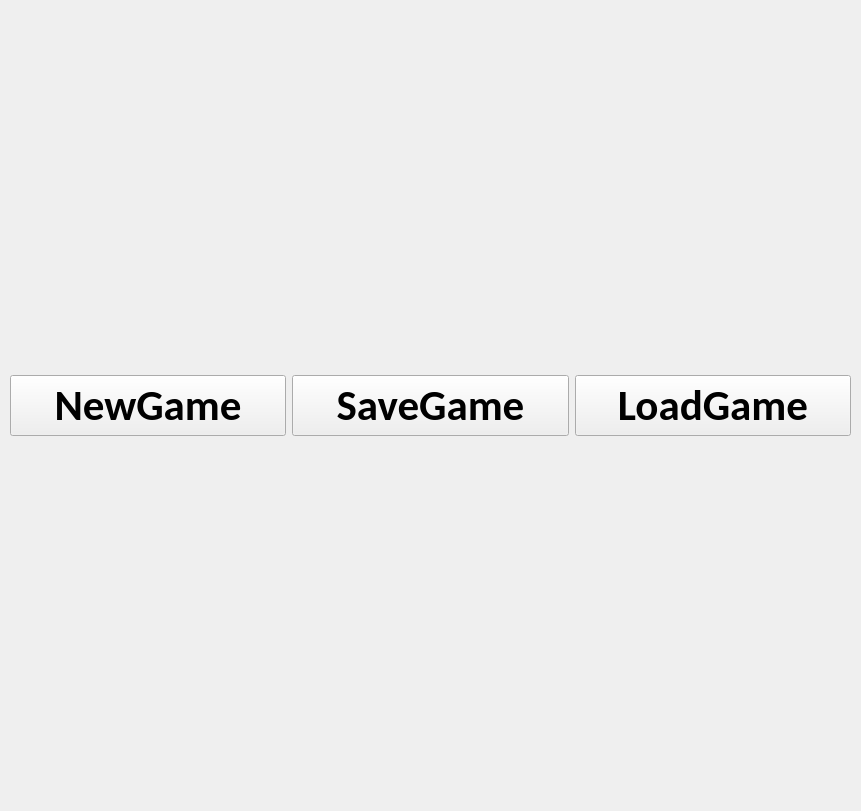
Old version of the form GO/gogameview.ui in the repository fmarkyy98/Qt-GO.
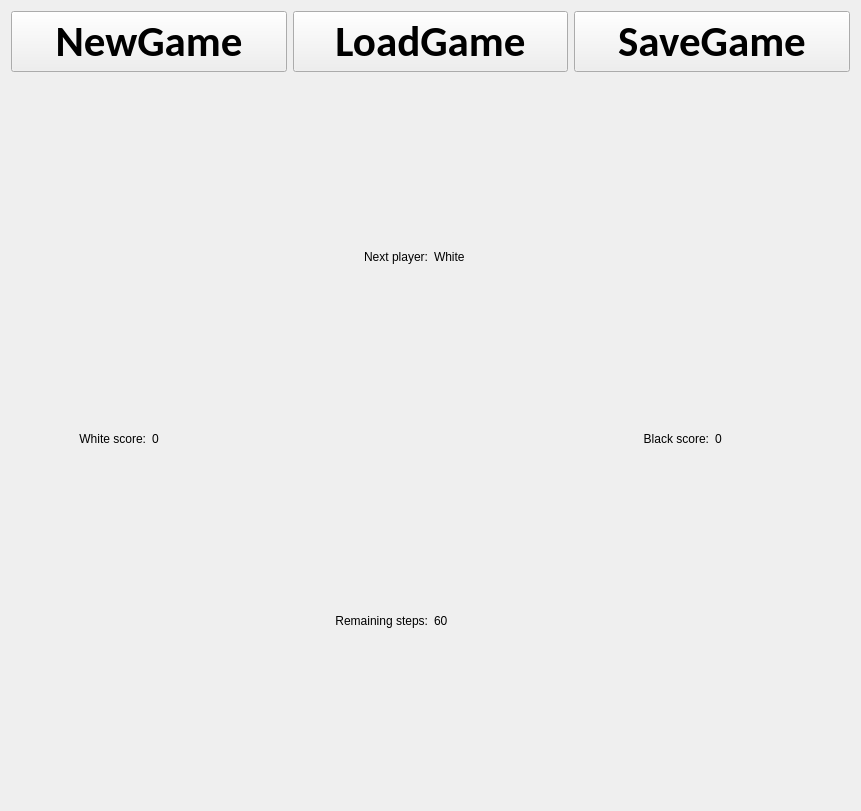
New version of the form.

```diff
--- a/GO/gogameview.ui
+++ b/GO/gogameview.ui
@@ -13,19 +13,69 @@
   <property name="windowTitle">
    <string>GoGameView</string>
   </property>
-  <widget class="QWidget" name="verticalLayoutWidget">
-   <property name="geometry">
-    <rect>
-     <x>10</x>
-     <y>10</y>
-     <width>841</width>
-     <height>791</height>
-    </rect>
-   </property>
-   <layout class="QVBoxLayout" name="main_verticalLayout">
+  <layout class="QVBoxLayout" name="verticalLayout">
+   <item>
+    <layout class="QVBoxLayout" name="main_verticalLayout" stretch="0,0">
+     <item>
+      <layout class="QGridLayout" name="controllsPushButtons_gridLayout">
+       <item row="1" column="2">
+        <layout class="QHBoxLayout" name="horizontalLayout_3">
+         <item>
+          <widget class="QLabel" name="blackScoreText_label">
+           <property name="text">
+            <string>Black score:</string>
+           </property>
+           <property name="alignment">
+            <set>Qt::AlignRight|Qt::AlignTrailing|Qt::AlignVCenter</set>
+           </property>
+          </widget>
+         </item>
     <item>
-     <layout class="QHBoxLayout" name="controllsPushButtons_horizontalLayout">
+          <widget class="QLabel" name="blackScoreValue_label">
+           <property name="text">
+            <string>0</string>
+           </property>
+          </widget>
+         </item>
+        </layout>
+       </item>
+       <item row="0" column="1">
+        <widget class="QPushButton" name="loadGame_pushButton">
+         <property name="font">
+          <font>
+           <family>Calibri</family>
+           <pointsize>32</pointsize>
+           <weight>75</weight>
+           <bold>true</bold>
+          </font>
+         </property>
+         <property name="text">
+          <string>LoadGame</string>
+         </property>
+        </widget>
+       </item>
+       <item row="1" column="0">
+        <layout class="QHBoxLayout" name="horizontalLayout">
       <item>
+          <widget class="QLabel" name="whiteScoreText_label">
+           <property name="text">
+            <string>White score:</string>
+           </property>
+           <property name="alignment">
+            <set>Qt::AlignRight|Qt::AlignTrailing|Qt::AlignVCenter</set>
+           </property>
+          </widget>
+         </item>
+         <item>
+          <widget class="QLabel" name="whiteScoreValue_label">
+           <property name="text">
+            <string>0</string>
+           </property>
+          </widget>
+         </item>
+        </layout>
+       </item>
+       <item row="0" column="0">
        <widget class="QPushButton" name="newGame_pushButton">
         <property name="font">
          <font>
@@ -40,7 +90,7 @@
         </property>
        </widget>
       </item>
-      <item>
+       <item row="0" column="2">
        <widget class="QPushButton" name="saveGame_pushButton">
         <property name="font">
          <font>
@@ -55,28 +105,56 @@
         </property>
        </widget>
       </item>
-      <item>
-       <widget class="QPushButton" name="loadGame_pushButton">
-        <property name="font">
-         <font>
-          <family>Calibri</family>
-          <pointsize>32</pointsize>
-          <weight>75</weight>
-          <bold>true</bold>
-         </font>
-        </property>
+       <item row="1" column="1">
+        <layout class="QGridLayout" name="gridLayout">
+         <item row="0" column="1">
+          <widget class="QLabel" name="nextPlayerValue_label">
+           <property name="text">
+            <string>White</string>
+           </property>
+          </widget>
+         </item>
+         <item row="0" column="0">
+          <widget class="QLabel" name="nextPlayerText_label">
         <property name="text">
-         <string>LoadGame</string>
-        </property>
-       </widget>
-      </item>
-     </layout>
-    </item>
+            <string>Next player:</string>
+           </property>
+           <property name="alignment">
+            <set>Qt::AlignRight|Qt::AlignTrailing|Qt::AlignVCenter</set>
+           </property>
+          </widget>
+         </item>
+         <item row="1" column="0">
+          <widget class="QLabel" name="remainingStepsText_label">
+           <property name="text">
+            <string>Remaining steps:</string>
+           </property>
+           <property name="alignment">
+            <set>Qt::AlignRight|Qt::AlignTrailing|Qt::AlignVCenter</set>
+           </property>
+          </widget>
+         </item>
+         <item row="1" column="1">
+          <widget class="QLabel" name="remainingStepsValue_label">
+           <property name="text">
+            <string>60</string>
+           </property>
+          </widget>
+         </item>
+        </layout>
+       </item>
+      </layout>
+     </item>
     <item>
-     <layout class="QGridLayout" name="playground_gridLayout"/>
-    </item>
-   </layout>
-  </widget>
+      <layout class="QGridLayout" name="playground_gridLayout">
+       <property name="verticalSpacing">
+        <number>6</number>
+       </property>
+      </layout>
+     </item>
+    </layout>
+   </item>
+  </layout>
  </widget>
  <resources/>
  <connections/>
```
Lines whose indentation alone changed are shown as unchanged.
